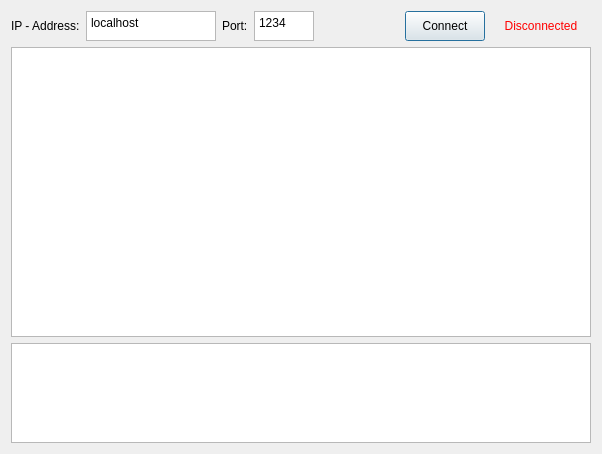
Old version of the form roso-gui/dialog.ui in the repository benediktibk/robosoccer-gui.
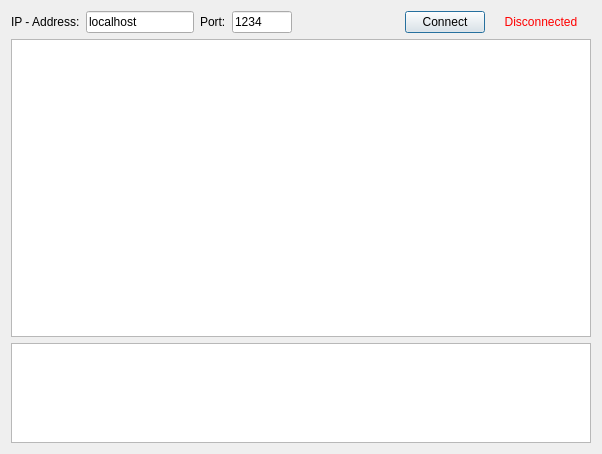
New version of the form.

Commit message: replaced plain text edit with line edit

The edit to the form file:
```diff
--- a/roso-gui/dialog.ui
+++ b/roso-gui/dialog.ui
@@ -40,14 +40,20 @@
         </widget>
        </item>
        <item>
-        <widget class="QPlainTextEdit" name="plainTextEditIp">
+        <widget class="QLineEdit" name="lineEditIp">
+         <property name="sizePolicy">
+          <sizepolicy hsizetype="Expanding" vsizetype="Expanding">
+           <horstretch>0</horstretch>
+           <verstretch>0</verstretch>
+          </sizepolicy>
+         </property>
          <property name="maximumSize">
           <size>
            <width>130</width>
            <height>30</height>
           </size>
          </property>
-         <property name="plainText">
+         <property name="text">
           <string>localhost</string>
          </property>
         </widget>
@@ -71,14 +77,20 @@
         </widget>
        </item>
        <item>
-        <widget class="QPlainTextEdit" name="plainTextEditPort">
+        <widget class="QLineEdit" name="lineEditPort">
+         <property name="sizePolicy">
+          <sizepolicy hsizetype="Expanding" vsizetype="Expanding">
+           <horstretch>0</horstretch>
+           <verstretch>0</verstretch>
+          </sizepolicy>
+         </property>
          <property name="maximumSize">
           <size>
            <width>60</width>
            <height>30</height>
           </size>
          </property>
-         <property name="plainText">
+         <property name="text">
           <string>1234</string>
          </property>
         </widget>
```
The commit also changes 1 other file.
